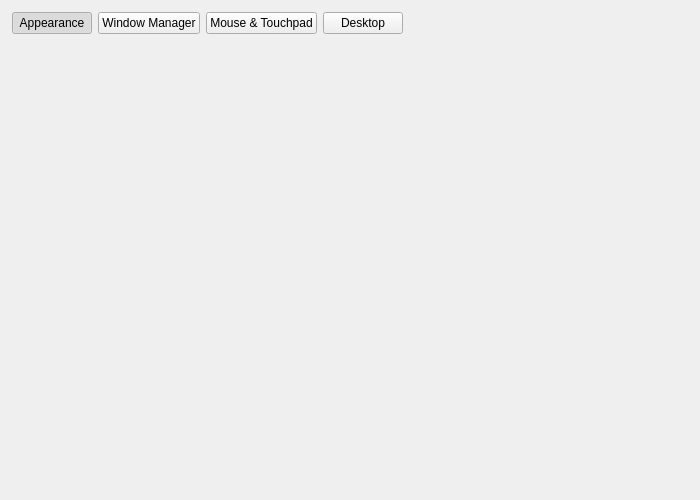
The window that shared/nexis/Pages/GnomeSettings/gnome_settings_page.ui (s4solutionsllc/Nexis) describes before a commit, drawn with Qt 5.
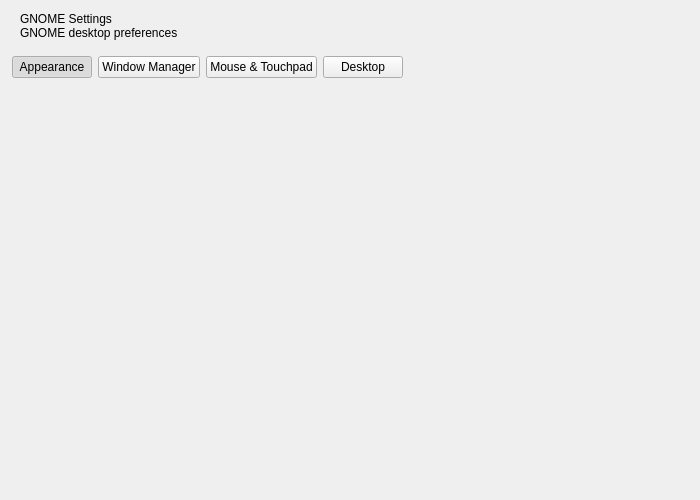
The same window after the commit.

Commit message: feat(gnome-settings): DS §2/§3 card treatment for Appearance tab (NEX-15098)

Patch:
```diff
--- a/shared/nexis/Pages/GnomeSettings/gnome_settings_page.ui
+++ b/shared/nexis/Pages/GnomeSettings/gnome_settings_page.ui
@@ -32,6 +32,49 @@
    <property name="bottomMargin">
     <number>12</number>
    </property>
+   <item>
+    <widget class="QWidget" name="pageHeader" native="true">
+     <property name="sizePolicy">
+      <sizepolicy hsizetype="Preferred" vsizetype="Fixed">
+       <horstretch>0</horstretch>
+       <verstretch>0</verstretch>
+      </sizepolicy>
+     </property>
+     <layout class="QHBoxLayout" name="pageHeaderLayout">
+      <property name="leftMargin"><number>0</number></property>
+      <property name="topMargin"><number>0</number></property>
+      <property name="rightMargin"><number>0</number></property>
+      <property name="bottomMargin"><number>10</number></property>
+      <property name="spacing"><number>8</number></property>
+      <item>
+       <widget class="QFrame" name="pageHeaderAccent">
+        <property name="frameShape"><enum>QFrame::NoFrame</enum></property>
+       </widget>
+      </item>
+      <item>
+       <layout class="QVBoxLayout" name="pageHeaderTextCol">
+        <property name="spacing"><number>0</number></property>
+        <item>
+         <widget class="QLabel" name="pageHeaderTitle">
+          <property name="text"><string>GNOME Settings</string></property>
+         </widget>
+        </item>
+        <item>
+         <widget class="QLabel" name="pageHeaderSource">
+          <property name="text"><string>GNOME desktop preferences</string></property>
+         </widget>
+        </item>
+       </layout>
+      </item>
+      <item>
+       <spacer name="hspacerPageHeader">
+        <property name="orientation"><enum>Qt::Horizontal</enum></property>
+        <property name="sizeHint" stdset="0"><size><width>0</width><height>0</height></size></property>
+       </spacer>
+      </item>
+     </layout>
+    </widget>
+   </item>
    <item>
     <layout class="QHBoxLayout" name="tabBarLayout">
      <property name="spacing">
```
The commit also changes 8 other files.
